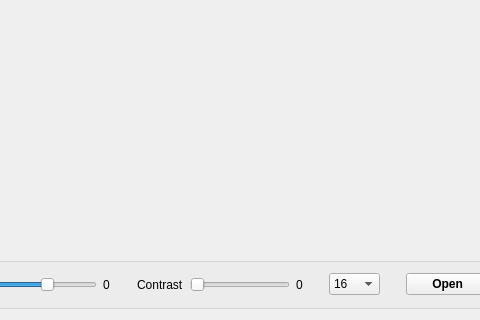
This is src/ui/Phantom.ui in Mostafa-Medhat/MRI-Phantom as Qt 5 draws it before an edit; both pictures show x 627 to 1107 and y 469 to 789 of the 1253 by 789 pixel window. The edited form follows.
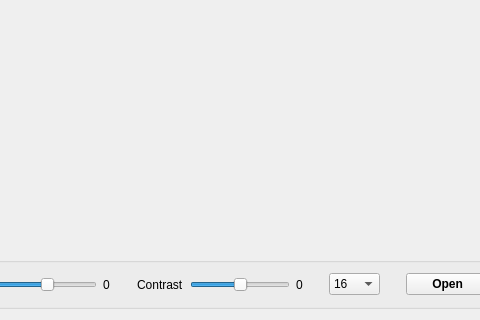
This is the edited form. Icons and pictures are not drawn.

Commit message: Add mouse drag bright and contrast

What changed in the file:
```diff
--- a/src/ui/Phantom.ui
+++ b/src/ui/Phantom.ui
@@ -542,10 +542,10 @@
              </size>
             </property>
             <property name="minimum">
-             <number>0</number>
+             <number>-100</number>
             </property>
             <property name="maximum">
-             <number>10</number>
+             <number>100</number>
             </property>
             <property name="orientation">
              <enum>Qt::Horizontal</enum>
```
The commit also changes 1 other file.
